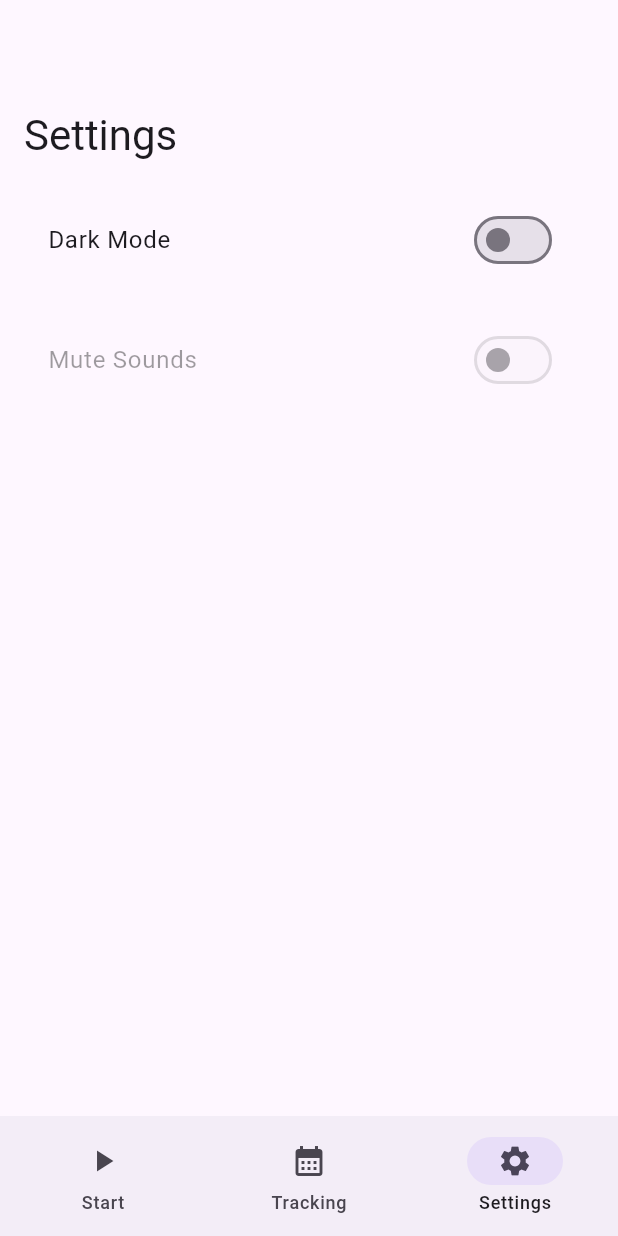
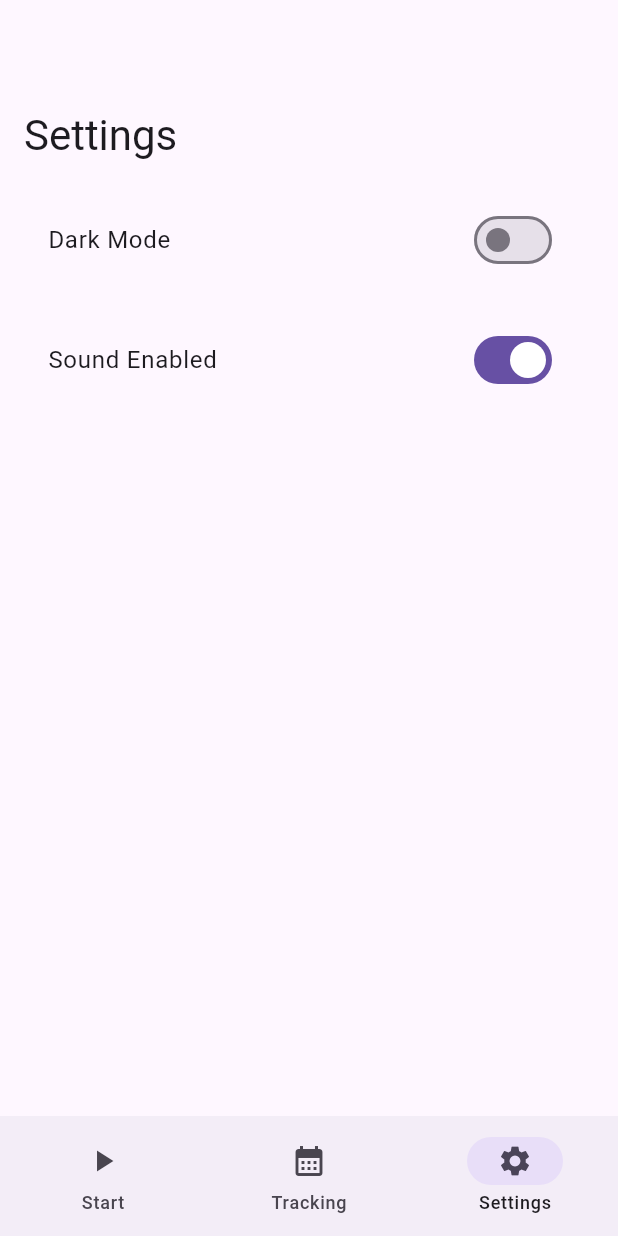
Before and after one commit to alquaza/finger_training_app, a Flutter app: the screen it shows after launch, item 3 of the bottom bar chosen, after a tap on "Dark Mode", on a phone screen of 412 x 824 dp. Run offline on Flutter 3.47's test engine with Material 3 defaults, Android fonts, the phone set to English and light mode, and no system bars; our stand-ins replace audioplayers, shared_preferences, wakelock_plus.

Commit message:
Persistent mute (and switch in settings)
- settings menu option to mute sound (connected to the mute button during sessions)
- mute settings are also persistent
- the switches flicker the animation when you navigate to the settings menu (but it's not the end of the world)

```diff
--- a/lib/classes/settings.dart
+++ b/lib/classes/settings.dart
@@ -1,4 +1,5 @@
 import "package:shared_preferences/shared_preferences.dart";
+import "dart:async";
 
 class Settings {
   static SharedPreferencesAsync? _asyncPrefs;
@@ -9,12 +10,21 @@ class Settings {
   }
 
   static Future<void> setDarkMode(bool isDarkMode) async {
-    await _asyncPrefs?.setBool("darkMode", isDarkMode);
+    unawaited(_asyncPrefs?.setBool("darkMode", isDarkMode));
   }
 
   static Future<bool> getDarkMode() async {
     // default to true (dark mode) for first time app is launched
     return await _asyncPrefs?.getBool("darkMode") ?? true;
+  }
+
+  static Future<void> setSoundEnabled(bool isSoundEnabled) async {
+    unawaited(_asyncPrefs?.setBool("soundEnabled", isSoundEnabled));
+  }
+
+  static Future<bool> getSoundEnabled() async {
+    // default to true (sound enabled) for first time app is launched
+    return await _asyncPrefs?.getBool("soundEnabled") ?? true;
   }
 }
 
--- a/lib/settings_screen.dart
+++ b/lib/settings_screen.dart
@@ -1,5 +1,6 @@
 import "package:flutter/material.dart";
 import "package:finger_training_app/classes/settings.dart";
+import "dart:async";
 
 class SettingsScreen extends StatefulWidget {
   final Function(ThemeMode) onThemeChanged;
@@ -11,16 +12,20 @@ class SettingsScreen extends StatefulWidget {
 }
 
 class _SettingsScreenState extends State<SettingsScreen> {
-  // this is not actually initializing dark mode, it will be immediately overwritten in initState
+  // these are NOT setting defaults, they will be immediately overwritten in initState
   bool isDarkMode = true;
+  bool isSoundEnabled = true;
 
   @override
   void initState() {
     super.initState();
+
+    // these two just set the booleans based on saved preferences so that the
+    // switches display correctly when the settings screen is opened
     _loadDarkMode();
+    _loadSoundEnabled();
   }
 
-  // called on initState, sets the isDarkMode boolean based on saved preference
   Future<void> _loadDarkMode() async {
     final darkMode = await Settings.getDarkMode();
     setState(() {
@@ -28,8 +33,8 @@ class _SettingsScreenState extends State<SettingsScreen> {
     });
   }
 
-  Future<void> _toggleDarkMode(bool value) async {
-    await Settings.setDarkMode(value);
+  void _toggleDarkMode(bool value) {
+    unawaited(Settings.setDarkMode(value));
     setState(() {
       isDarkMode = value;
     });
@@ -37,8 +42,27 @@ class _SettingsScreenState extends State<SettingsScreen> {
     widget.onThemeChanged(value ? ThemeMode.dark : ThemeMode.light);
   }
 
+  Future<void> _loadSoundEnabled() async {
+    final soundEnabled = await Settings.getSoundEnabled();
+    setState(() {
+      isSoundEnabled = soundEnabled;
+    });
+  }
+
+  void _toggleSoundEnabled(bool value) {
+    unawaited(Settings.setSoundEnabled(value));
+    setState(() {
+      isSoundEnabled = value;
+    });
+  }
+
   @override
   Widget build(BuildContext context) {
+    // ensure the switches are in sync with saved preferences
+    // TODO not the best way to do this since it flickers the animation of the switch
+    _loadDarkMode();
+    _loadSoundEnabled();
+
     return Padding(
       padding: const EdgeInsets.all(16.0),
       child: Column(
@@ -56,9 +80,9 @@ class _SettingsScreenState extends State<SettingsScreen> {
           ),
           const SizedBox(height: 24),
           SwitchListTile(
-            title: const Text("Mute Sounds"),
-            value: false,
-            onChanged: (null),
+            title: const Text("Sound Enabled"),
+            value: isSoundEnabled,
+            onChanged: _toggleSoundEnabled,
           ),
         ],
       ),
```
Also changed, not shown: lib/timer_screen.dart (+20 -6 lines).
